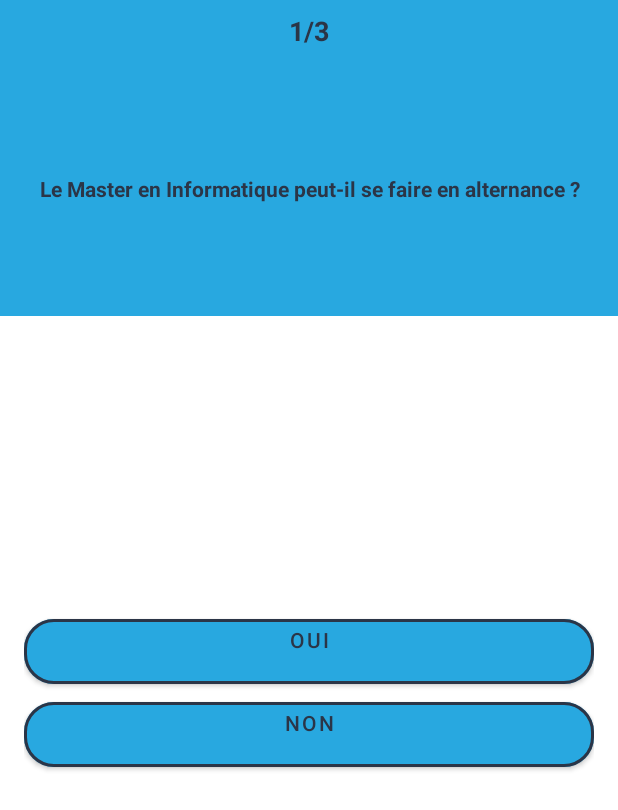
After one commit to Aoshiga/Quiz-SAMP, an Android app: the QuestionActivity screen opened directly, with no data from a screen before it, on a phone screen of 412 x 824 dp. The commit adds this screen. Shown: the top 810 px of the screen. Run offline under Robolectric (Android 15) with nearby library versions, the phone set to English and light mode, and no system bars.

Commit message:
First push with all local file

```diff
--- a/app/src/main/AndroidManifest.xml
+++ b/app/src/main/AndroidManifest.xml
@@ -9,7 +9,9 @@
         android:roundIcon="@mipmap/ic_launcher_round"
         android:supportsRtl="true"
         android:theme="@style/Theme.QuizSAMP">
-        <activity android:name=".ThemeActivity"></activity>
+        <activity android:name=".ScoreActivity"></activity>
+        <activity android:name=".QuestionActivity" />
+        <activity android:name=".ThemeActivity" />
         <activity android:name=".MainActivity">
             <intent-filter>
                 <action android:name="android.intent.action.MAIN" />
--- /dev/null
+++ b/app/src/main/java/com/example/quizsamp/Question.java
@@ -0,0 +1,67 @@
+package com.example.quizsamp;
+
+public class Question {
+    String question;
+    String answer1;
+    String answer2;
+    String answer3;
+    String answer4;
+    int correct_answer;
+
+    public Question(String question, String answer1, String answer2, String answer3, String answer4, int correct_answer) {
+        this.question = question;
+        this.answer1 = answer1;
+        this.answer2 = answer2;
+        this.answer3 = answer3;
+        this.answer4 = answer4;
+        this.correct_answer = correct_answer;
+    }
+
+    public String getQuestion() {
+        return question;
+    }
+
+    public void setQuestion(String question) {
+        this.question = question;
+    }
+
+    public String getAnswer1() {
+        return answer1;
+    }
+
+    public void setAnswer1(String answer1) {
+        this.answer1 = answer1;
+    }
+
+    public String getAnswer2() {
+        return answer2;
+    }
+
+    public void setAnswer2(String answer2) {
+        this.answer2 = answer2;
+    }
+
+    public String getAnswer3() {
+        return answer3;
+    }
+
+    public void setAnswer3(String answer3) {
+        this.answer3 = answer3;
+    }
+
+    public String getAnswer4() {
+        return answer4;
+    }
+
+    public void setAnswer4(String answer4) {
+        this.answer4 = answer4;
+    }
+
+    public int getCorrect_answer() {
+        return correct_answer;
+    }
+
+    public void setCorrect_answer(int correct_answer) {
+        this.correct_answer = correct_answer;
+    }
+}
--- /dev/null
+++ b/app/src/main/java/com/example/quizsamp/QuestionActivity.java
@@ -0,0 +1,227 @@
+package com.example.quizsamp;
+
+import androidx.appcompat.app.AppCompatActivity;
+
+import android.animation.Animator;
+import android.annotation.SuppressLint;
+import android.content.Intent;
+import android.graphics.Color;
+import android.os.Bundle;
+import android.os.Handler;
+import android.view.View;
+import android.view.animation.DecelerateInterpolator;
+import android.widget.Button;
+import android.widget.TextView;
+
+import java.util.ArrayList;
+import java.util.List;
+
+public class QuestionActivity extends AppCompatActivity implements View.OnClickListener {
+
+    private TextView question;
+    private TextView question_nbr;
+    private List<Question> questionList;
+    private int quesNum;
+    private int score;
+
+    private Button answer1;
+    private Button answer2;
+    private Button answer3;
+    private Button answer4;
+
+    @Override
+    protected void onCreate(Bundle savedInstanceState) {
+        super.onCreate(savedInstanceState);
+        setContentView(R.layout.activity_question);
+
+        question = findViewById(R.id.t_question);
+        question_nbr = findViewById(R.id.t_question_number);
+
+        answer1 = findViewById(R.id.b_answer1);
+        answer2 = findViewById(R.id.b_answer2);
+        answer3 = findViewById(R.id.b_answer3);
+        answer4 = findViewById(R.id.b_answer4);
+
+        answer1.setOnClickListener(this);
+        answer2.setOnClickListener(this);
+        answer3.setOnClickListener(this);
+        answer4.setOnClickListener(this);
+
+        getQuestionList();
+    }
+
+    @SuppressLint("NonConstantResourceId")
+    @Override
+    public void onClick(View v) {
+
+        int select_answer = 0;
+
+        switch (v.getId())
+        {
+            case R.id.b_answer1 :
+                select_answer = 1;
+                break;
+
+            case R.id.b_answer2 :
+                select_answer = 2;
+                break;
+
+            case R.id.b_answer3 :
+                select_answer = 3;
+                break;
+
+            case R.id.b_answer4 :
+                select_answer = 4;
+                break;
+
+            default:
+        }
+
+        response(select_answer, v);
+    }
+
+    private void getQuestionList()
+    {
+        questionList = new ArrayList<>();
+        questionList.add(new Question("Le Master en Informatique peut-il se faire en alternance ?", "Oui", "Non", null, null, 1));
+        questionList.add(new Question("Qui est le responsable du CMI ? ", "B. Tatibouët", "A. Giorgetti", "F. Dadeau", null, 3));
+        questionList.add(new Question("Quelle est la durée maximale d'un stage ?", "12 semaines", "3 mois", "6 mois", "8 mois", 4));
+
+        setQuestion();
+
+        quesNum = 0;
+
+    }
+
+    @SuppressLint("SetTextI18n")
+    private void setQuestion()
+    {
+        /*for (Question q : questionList) {
+            question.setText((questionList.get(0)));
+        }*/
+        question.setText(questionList.get(0).getQuestion());
+        answer1.setText(questionList.get(0).getAnswer1());
+        answer2.setText(questionList.get(0).getAnswer2());
+        answer3.setText(questionList.get(0).getAnswer3());
+        answer4.setText(questionList.get(0).getAnswer4());
+
+        if(questionList.get(quesNum).getAnswer3() == null)  answer3.setVisibility(View.INVISIBLE);
+        else answer3.setVisibility(View.VISIBLE);
+        if(questionList.get(quesNum).getAnswer4() == null)  answer4.setVisibility(View.INVISIBLE);
+        else answer4.setVisibility(View.VISIBLE);
+
+        question_nbr.setText(1 + "/" + questionList.size());
+
+    }
+
+    private void response(int select_answer, View view)
+    {
+        if(select_answer == questionList.get(quesNum).getCorrect_answer()) {
+            //Right Answer
+            view.setBackgroundColor(Color.GREEN);
+            score++;
+        } else {
+            //Wrong Answer
+            view.setBackgroundColor(Color.RED);
+            switch (questionList.get(quesNum).getCorrect_answer()) {
+                case 1:
+                    answer1.setBackgroundColor(Color.GREEN);
+                    break;
+                case 2:
+                    answer2.setBackgroundColor(Color.GREEN);
+                    break;
+                case 3:
+                    answer3.setBackgroundColor(Color.GREEN);
+                    break;
+                case 4:
+                    answer4.setBackgroundColor(Color.GREEN);
+                    break;
+
+            }
+        }
+
+        Handler handler = new Handler();
+        handler.postDelayed(this::changeQuestion, 1500);
+
+        //changeQuestion();
+    }
+
+    @SuppressLint("SetTextI18n")
+    private void changeQuestion()
+    {
+        if(quesNum < questionList.size() -1 )
+        {
+            quesNum ++;
+            passQuestion(question, 0, 0);
+            passQuestion(answer1, 0, 1);
+            passQuestion(answer2, 0, 2);
+            passQuestion(answer3, 0, 3);
+            passQuestion(answer4, 0, 4);
+
+            question_nbr.setText((quesNum+1) + "/" + questionList.size());
+
+
+        } else {
+            // Go to score activity
+            Intent intent = new Intent(QuestionActivity.this, ScoreActivity.class);
+            intent.putExtra("SCORE", score + " points");
+            intent.putExtra("PERCENT", (int)((float) score/(float) questionList.size() *100.0) + "% de réponses justes");
+            startActivity(intent);
+            QuestionActivity.this.finish();
+        }
+    }
+
+    private void passQuestion(View view, final int value, int viewNum)
+    {
+        view.animate().alpha(value).scaleX(value).scaleY(value).setDuration(400)
+                .setStartDelay(100).setInterpolator(new DecelerateInterpolator())
+                .setListener(new Animator.AnimatorListener() {
+                    @Override
+                    public void onAnimationStart(Animator animation) {
+
+                    }
+
+                    @Override
+                    public void onAnimationEnd(Animator animation) {
+                        if(value == 0){
+                            switch (viewNum){
+                                case 0:
+                                    ((TextView)view).setText(questionList.get(quesNum).getQuestion());
+                                    break;
+                                case 1:
+                                    ((Button)view).setText(questionList.get(quesNum).getAnswer1());
+                                    break;
+                                case 2:
+                                    ((Button)view).setText(questionList.get(quesNum).getAnswer2());
+                                    break;
+                                case 3:
+                                    ((Button)view).setText(questionList.get(quesNum).getAnswer3());
+                                    if(questionList.get(quesNum).getAnswer3() == null)  answer3.setVisibility(View.INVISIBLE);
+                                    else answer3.setVisibility(View.VISIBLE);
+                                    break;
+                                case 4:
+                                    ((Button)view).setText(questionList.get(quesNum).getAnswer4());
+                                    if(questionList.get(quesNum).getAnswer4() == null)  answer4.setVisibility(View.INVISIBLE);
+                                    else answer4.setVisibility(View.VISIBLE);
+                                    break;
+                            }
+
+                            if(viewNum != 0) view.setBackgroundColor(Color.parseColor("#28A8E0"));
+                            passQuestion(view, 1, viewNum);
+                        }
+                    }
+
+                    @Override
+                    public void onAnimationCancel(Animator animation) {
+
+                    }
+
+                    @Override
+                    public void onAnimationRepeat(Animator animation) {
+
+                    }
+                });
+    }
+
+
+}
--- /dev/null
+++ b/app/src/main/res/layout/activity_question.xml
@@ -0,0 +1,123 @@
+<?xml version="1.0" encoding="utf-8"?>
+<androidx.constraintlayout.widget.ConstraintLayout xmlns:android="http://schemas.android.com/apk/res/android"
+    xmlns:app="http://schemas.android.com/apk/res-auto"
+    xmlns:tools="http://schemas.android.com/tools"
+    android:layout_width="match_parent"
+    android:layout_height="match_parent"
+    tools:context=".QuestionActivity">
+
+    <LinearLayout
+        android:id="@+id/linearLayout"
+        android:layout_width="0dp"
+        android:layout_height="wrap_content"
+        android:background="@color/blue_primary"
+        android:orientation="vertical"
+        app:layout_constraintEnd_toEndOf="parent"
+        app:layout_constraintStart_toStartOf="parent"
+        app:layout_constraintTop_toTopOf="parent">
+
+        <TextView
+            android:id="@+id/t_question_number"
+            android:layout_width="match_parent"
+            android:layout_height="wrap_content"
+            android:gravity="center"
+            android:padding="8dp"
+            android:text="1/10"
+            android:textColor="@color/blue_secondary"
+            android:textSize="18sp"
+            android:textStyle="bold" />
+
+        <TextView
+            android:id="@+id/t_question"
+            android:layout_width="match_parent"
+            android:layout_height="150dp"
+            android:layout_margin="10dp"
+            android:gravity="center"
+            android:text="Question"
+            android:textColor="@color/blue_secondary"
+            android:textSize="14sp"
+            android:textStyle="bold"
+
+            />
+    </LinearLayout>
+
+    <LinearLayout
+        android:layout_width="0dp"
+        android:layout_height="0dp"
+        android:layout_marginStart="16dp"
+        android:layout_marginTop="16dp"
+        android:layout_marginEnd="16dp"
+        android:layout_marginBottom="16dp"
+        android:orientation="vertical"
+        android:gravity="center"
+        app:layout_constraintBottom_toBottomOf="parent"
+        app:layout_constraintEnd_toEndOf="parent"
+        app:layout_constraintHorizontal_bias="1.0"
+        app:layout_constraintStart_toStartOf="parent"
+        app:layout_constraintTop_toBottomOf="@+id/linearLayout">
+
+        <Button
+            android:id="@+id/b_answer1"
+            android:layout_width="match_parent"
+            android:layout_height="wrap_content"
+            android:text="Reponse 1"
+            android:textColor="#2B3547"
+            android:textSize="14sp"
+            android:elevation="3dp"
+            android:paddingBottom="20dp"
+            android:visibility="visible"
+            app:backgroundTint="#28A8E0"
+            app:cornerRadius="20dp"
+            app:strokeColor="#2B3547"
+            app:strokeWidth="2dp"
+            tools:targetApi="lollipop" />
+
+        <Button
+            android:id="@+id/b_answer2"
+            android:layout_width="match_parent"
+            android:layout_height="wrap_content"
+            android:text="Reponse 2"
+            android:textColor="#2B3547"
+            android:textSize="14sp"
+            android:elevation="3dp"
+            android:paddingBottom="20dp"
+            android:visibility="visible"
+            app:backgroundTint="#28A8E0"
+            app:cornerRadius="20dp"
+            app:strokeColor="#2B3547"
+            app:strokeWidth="2dp"
+            tools:targetApi="lollipop" />
+
+        <Button
+            android:id="@+id/b_answer3"
+            android:layout_width="match_parent"
+            android:layout_height="wrap_content"
+            android:text="Reponse 3"
+            android:textColor="#2B3547"
+            android:textSize="14sp"
+            android:elevation="3dp"
+            android:paddingBottom="20dp"
+            android:visibility="visible"
+            app:backgroundTint="#28A8E0"
+            app:cornerRadius="20dp"
+            app:strokeColor="#2B3547"
+            app:strokeWidth="2dp"
+            tools:targetApi="lollipop" />
+
+        <Button
+            android:id="@+id/b_answer4"
+            android:layout_width="match_parent"
+            android:layout_height="wrap_content"
+            android:text="Reponse 4"
+            android:textColor="#2B3547"
+            android:textSize="14sp"
+            android:elevation="3dp"
+            android:paddingBottom="20dp"
+            android:visibility="visible"
+            app:backgroundTint="#28A8E0"
+            app:cornerRadius="20dp"
+            app:strokeColor="#2B3547"
+            app:strokeWidth="2dp"
+            tools:targetApi="lollipop" />
+    </LinearLayout>
+</androidx.constraintlayout.widget.ConstraintLayout>
--- a/app/src/main/res/values/colors.xml
+++ b/app/src/main/res/values/colors.xml
@@ -5,6 +5,8 @@
     <color name="purple_700">#FF3700B3</color>
     <color name="teal_200">#FF03DAC5</color>
     <color name="teal_700">#FF018786</color>
+    <color name="blue_primary">#28A8E0</color>
+    <color name="blue_secondary">#2B3547</color>
     <color name="black">#FF000000</color>
     <color name="white">#FFFFFFFF</color>
 </resources>
--- a/app/src/main/res/values/strings.xml
+++ b/app/src/main/res/values/strings.xml
@@ -2,4 +2,7 @@
     <string name="app_name">Quiz SAMP</string>
     <string name="b_play">Play</string>
     <string name="t_logo_description">Logo</string>
+    <string name="score">Résultat :</string>
+    <string name="retry">Réessayer</string>
+    <string name="return_menu">Retour aux thèmes</string>
 </resources>
```
Also changed, not shown: app/src/main/java/com/example/quizsamp/ScoreActivity.java (added, +51 -0 lines), app/src/main/java/com/example/quizsamp/ThemeAdapter.java (+8 -0 lines), app/src/main/res/layout/activity_score.xml (added, +91 -0 lines).
